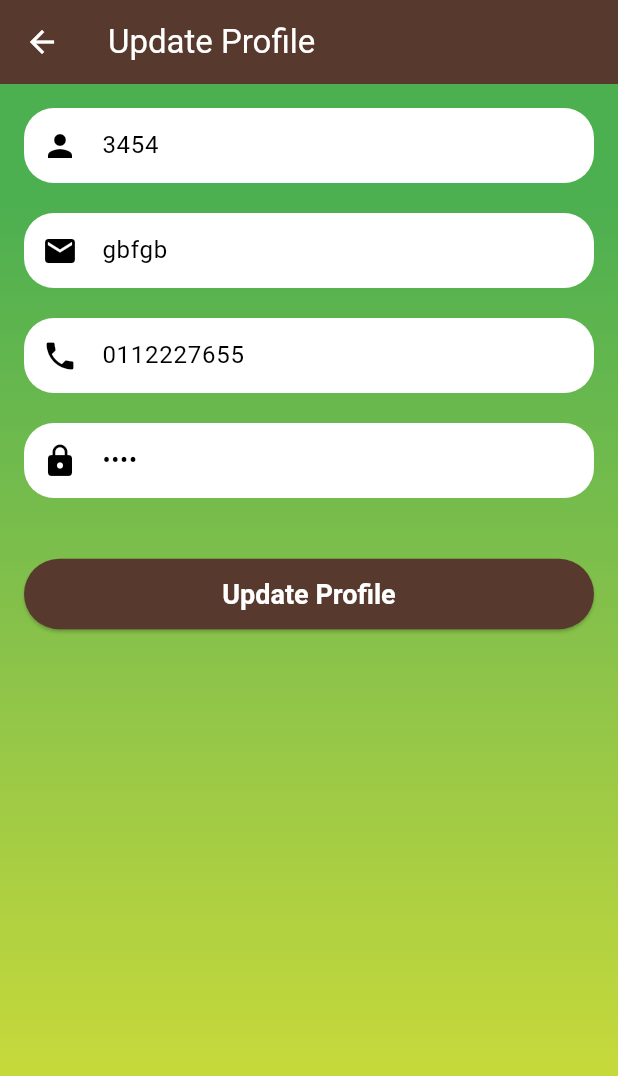
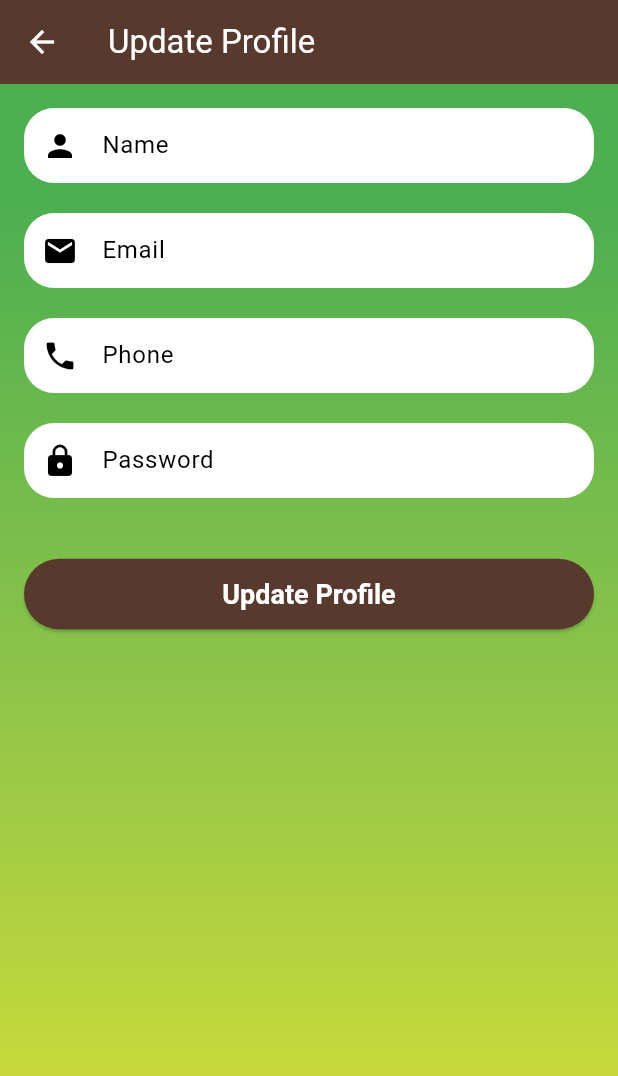
Before and after one commit to afeefnih/Assignment-Mobile, a Flutter app: the ProfileTab screen opened directly with empty values, after a tap on "Update Profile", on a phone screen of 412 x 824 dp. Shown: the top 1076 px of the screen. Run offline on Flutter 3.47's test engine with Material 3 defaults, Android fonts, the light colour scheme and no system bars; our stand-ins replace flutter_rating_bar, sqflite; accounts and stored records are empty.

Commit message:
init  profile update

```diff
--- a/lib/views/profile.dart
+++ b/lib/views/profile.dart
@@ -1,6 +1,5 @@
 import 'package:flutter/material.dart';
-import '/profile_page.dart';
-import '/models/userId.dart';
+import 'profile_update.dart';
 import '../db/database_helper.dart';
 
 class ProfileTab extends StatelessWidget {
@@ -61,26 +60,17 @@ class ProfileTab extends StatelessWidget {
                 }
               },
             ),
-            GestureDetector(
-              onTap: () {
+            ElevatedButton(
+              onPressed: () {
                 Navigator.push(
                   context,
                   MaterialPageRoute(
-                      builder: (context) => ProfilePage(
-                          user: UserId(
-                              name: "3454",
-                              email: 'gbfgb',
-                              password: '3434',
-                              phone: '0112227655'))), //dummy data
+                    builder: (context) => ProfilePage(id: id),
+                  ),
                 );
               },
-              child: Text(
+              child: const Text(
                 'Update Profile',
-                style: TextStyle(
-                  fontSize: 18,
-                  color: const Color.fromARGB(255, 88, 57, 45),
-                  fontWeight: FontWeight.bold,
-                ),
               ),
             ),
             GestureDetector(
--- a/lib/profile_page.dart
+++ b/lib/views/profile_update.dart
@@ -1,10 +1,12 @@
-import 'models/userId.dart';
+import '../db/database_helper.dart';
 import 'package:flutter/material.dart';
 
 class ProfilePage extends StatefulWidget {
-  final UserId user;
 
-  const ProfilePage({Key? key, required this.user}) : super(key: key);
+ final int id;
+
+  const ProfilePage({super.key, required this.id});
+
 
   @override
   _ProfilePageState createState() => _ProfilePageState();
@@ -12,21 +14,18 @@ class ProfilePage extends StatefulWidget {
 
 class _ProfilePageState extends State<ProfilePage> {
   final _formKey = GlobalKey<FormState>();
-  late TextEditingController _nameController;
-  late TextEditingController _emailController;
-  late TextEditingController _phoneController;
-  late TextEditingController _passwordController;
+  final TextEditingController _nameController = TextEditingController();
+  final TextEditingController _emailController = TextEditingController();
+  final TextEditingController _phoneController = TextEditingController();
+  final TextEditingController _passwordController = TextEditingController();
 
   @override
   void initState() {
     super.initState();
-    _nameController = TextEditingController(text: widget.user.name);
-    _emailController = TextEditingController(text: widget.user.email);
-    _phoneController = TextEditingController(text: widget.user.phone);
-    _passwordController = TextEditingController(text: widget.user.password);
+    _fetchUserInfo();
   }
 
-  @override
+@override
   void dispose() {
     _nameController.dispose();
     _emailController.dispose();
@@ -35,14 +34,27 @@ class _ProfilePageState extends State<ProfilePage> {
     super.dispose();
   }
 
+  Future<void> _fetchUserInfo() async {
+    DatabaseHelper dbHelper = DatabaseHelper.instance;
+    Map<String, dynamic>? user = await dbHelper.getUserById(widget.id);
+    setState(() {
+      if (user != null) {
+        _nameController.text = user['name'] ?? '';
+        _emailController.text = user['email'] ?? '';
+        _phoneController.text = user['phone'].toString();
+        _passwordController.text = user['password'].toString();
+      }
+    });
+  }
+
   void _updateProfile() {
     if (_formKey.currentState!.validate()) {
-      widget.user.updateProfile(
+      /* widget.user.updateProfile(
         name: _nameController.text,
         email: _emailController.text,
         phone: _phoneController.text,
         password: _passwordController.text,
-      );
+      ); */
 
       // Here you would typically call a method to update the user's profile in your backend or local storage
 
```
